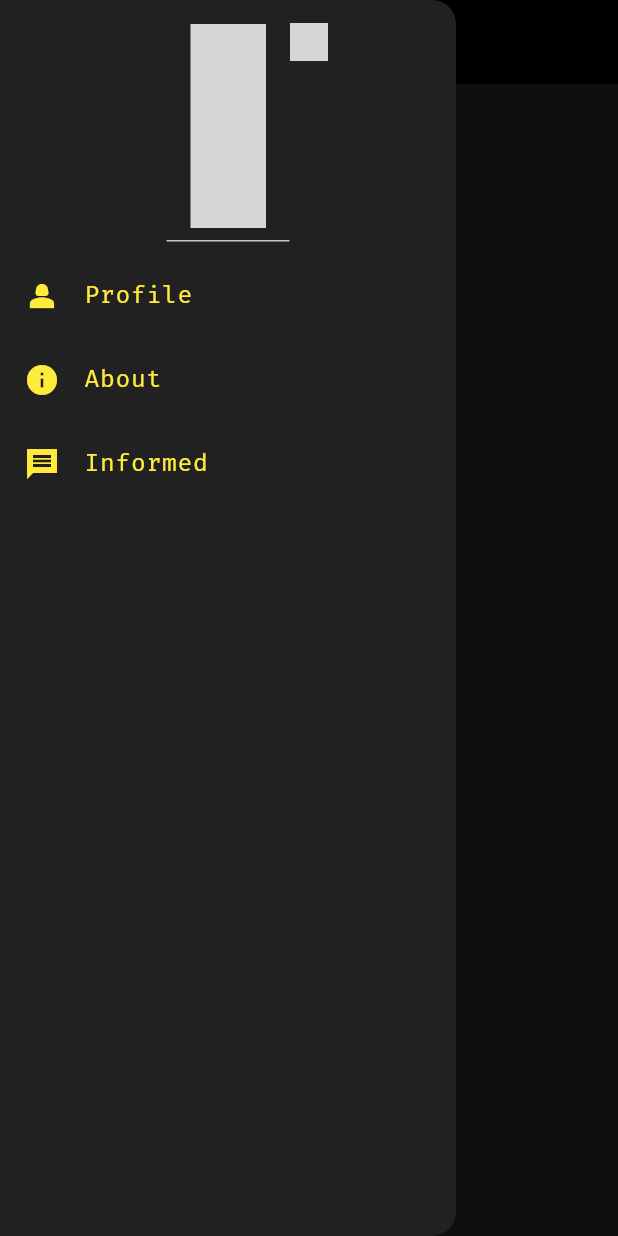
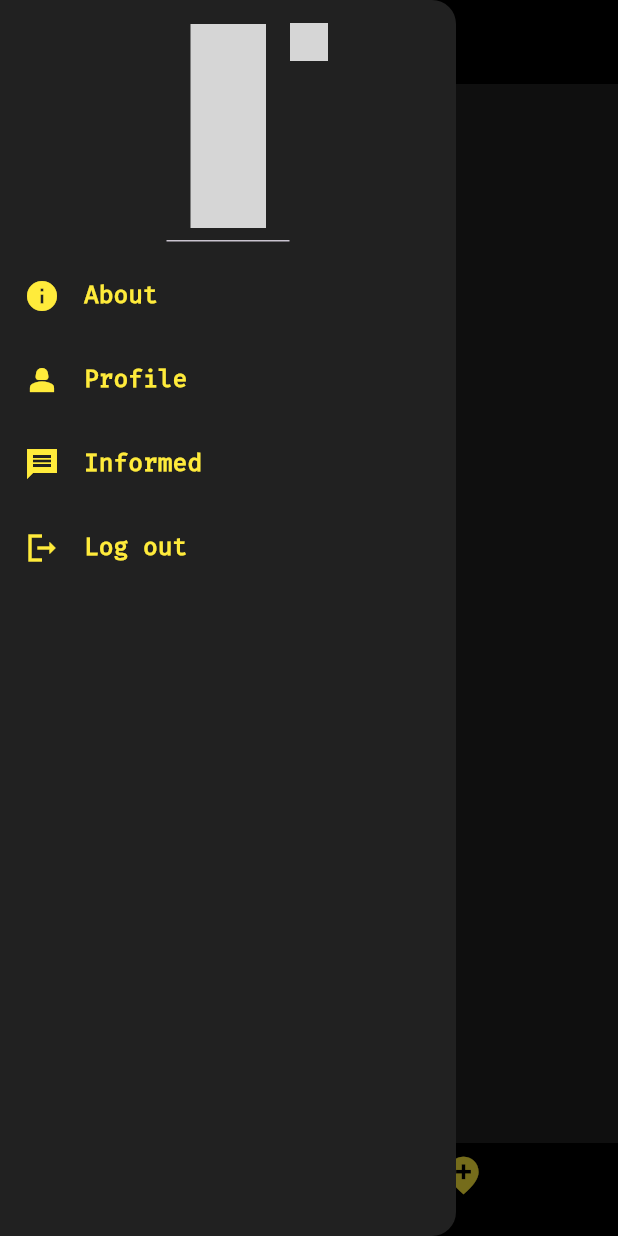
Before and after one commit to themohitnair/nikata-app, a Flutter app: the screen it shows after launch, with the side drawer open, on a phone screen of 412 x 824 dp. Run offline on Flutter 3.47's test engine with Material 3 defaults, Android fonts, the phone set to English and light mode, and no system bars; our stand-ins replace flutter_svg; grey boxes are pictures that could not be loaded.

Commit message:
Added boilerplate code for all pages

```diff
--- a/nikata/lib/main.dart
+++ b/nikata/lib/main.dart
@@ -1,31 +1,84 @@
 import 'package:flutter/material.dart';
 import 'package:flutter_svg/flutter_svg.dart';
+import 'package:nikata/pages/about_page.dart';
+import 'package:nikata/pages/add_new_geofence_page.dart';
+import 'package:nikata/pages/essentials.dart';
+import 'package:nikata/pages/geofences_page.dart';
+import 'package:nikata/pages/informed_page.dart';
+import 'package:nikata/pages/logout_page.dart';
+import 'package:nikata/pages/profile_page.dart';
 
 void main() {
   runApp(MyApp());
 }
 
-class MyApp extends StatelessWidget {
+class MyApp extends StatefulWidget {
+
   MyApp({super.key});
+
+  @override
+  State<MyApp> createState() => _MyAppState();
+}
+
+class _MyAppState extends State<MyApp> {
+  final GlobalKey<ScaffoldState> _scaffoldKey = GlobalKey<ScaffoldState>();
+
+  void _navigateTo(Widget page) {
+    Navigator.push(
+      _scaffoldKey.currentContext!,
+      MaterialPageRoute(builder: (context) => page)
+    );
+  }
+
+  ListTile DrawerListTile(IconData icon, String title, Function() onTap, Color color) {
+    return ListTile(
+      leading: Icon(
+        icon,
+        color: color
+      ),
+      title: Text(
+        title,
+        style: TextStyle(
+          color: color,
+          fontFamily: 'FiraCode',
+          letterSpacing: 0,
+          fontWeight: FontWeight.bold
+        )
+      ),
+      onTap: onTap,
+    );
+  }
+
+  int _selectedIndex = 0;
+
+  final List _pages = [
+    GeofencesPage() ,
+    AddNewGeofenceForm()
+  ];
+
+  void _navigateBottomBar(int index) {
+    setState(() {
+      _selectedIndex = index;
+    });
+  }
 
   @override
   Widget build(BuildContext context) {
     return MaterialApp(
       debugShowCheckedModeBanner: false,
+      routes: {
+        '/about': (context) => AboutPage(),
+        '/profile': (context) => ProfilePage(),
+        '/informed': (context) => InformedPage(),
+        '/logout': (context) => LogoutPage(),
+      },
       home: Scaffold(
+        key: _scaffoldKey,
         backgroundColor: Colors.grey[900],
-        appBar: AppBar(
-          iconTheme: IconThemeData(
-            color: Colors.yellow
-          ),
-          elevation: 0,
-          centerTitle: true,
-          backgroundColor: Colors.black,
-          title: SvgPicture.asset(
-            'assets/images/logo.svg',
-            fit: BoxFit.contain,
-            height: 25,
-          )
+
+        appBar: mainPageAppBar(
+          color: Colors.yellow,
+          imageheight: 25,
         ),
         drawer: Drawer(
           backgroundColor: Colors.grey[900],
@@ -39,53 +92,51 @@ class MyApp extends StatelessWidget {
                 ),
               ),
 
-              ListTile(
-                leading: Icon(
-                  Icons.person_2_sharp,
-                  color: Colors.yellow
-                ),
-                title: Text(
-                  "Profile",
-                  style: TextStyle(
-                    color: Colors.yellow,
-                    fontFamily: 'FiraCode'
-                  )
-                )
-              ),
-
-              ListTile(
-                leading: Icon(
-                  Icons.info_sharp,
-                  color: Colors.yellow
-                ),
-                title: Text(
-                  "About",
-                  style: TextStyle(
-                    color: Colors.yellow,
-                    fontFamily: 'FiraCode'
-                  )
-                )
-              ),
-
-              ListTile(
-                leading: Icon(
-                  Icons.message_sharp,
-                  color: Colors.yellow
-                ),
-                title: Text(
-                  "Informed",
-                  style: TextStyle(
-                    color: Colors.yellow,
-                    fontFamily: 'FiraCode'
-                  )
-                )
-              )
-
+              DrawerListTile(Icons.info_sharp, 'About', () => _navigateTo(AboutPage()), Colors.yellow),
+              DrawerListTile(Icons.person_2_sharp, 'Profile', () => _navigateTo(ProfilePage()), Colors.yellow),
+              DrawerListTile(Icons.message_sharp, 'Informed', () => _navigateTo(InformedPage()), Colors.yellow),
+              DrawerListTile(Icons.logout_sharp, 'Log out', () => _navigateTo(LogoutPage()), Colors.yellow),
 
 
             ],
           )
         ),
+        bottomNavigationBar: BottomNavigationBar(
+          currentIndex: _selectedIndex,
+          onTap: _navigateBottomBar,
+          backgroundColor: Colors.black,
+          showSelectedLabels: true,
+          iconSize: 30,
+          fixedColor: Colors.yellow,
+          type: BottomNavigationBarType.fixed,
+          selectedLabelStyle: const TextStyle(
+            color: Colors.yellow,
+            fontWeight: FontWeight.bold,
+            fontSize: 13
+          ),
+          unselectedLabelStyle: const TextStyle(
+            color: Colors.yellow,
+            fontWeight: FontWeight.normal,
+            fontSize: 11
+          ),
+          items: [
+            BottomNavigationBarItem(
+              icon: Icon(
+                Icons.explore_sharp,
+                color: Colors.yellow
+              ),
+              label: 'Your Geofences'
+            ),
+            BottomNavigationBarItem(
+              icon: Icon(
+                Icons.add_location_sharp,
+                color: Colors.yellow
+              ),
+              label: 'Add Geofence'
+            )
+          ],
+        ),
+        body: _pages[_selectedIndex]
       ),
     );
   }
--- /dev/null
+++ b/nikata/lib/pages/essentials.dart
@@ -0,0 +1,103 @@
+import 'package:flutter/material.dart';
+import 'package:flutter_svg/flutter_svg.dart';
+
+class sidePageAppBar extends StatelessWidget implements PreferredSizeWidget {
+  final String title;
+  sidePageAppBar({super.key, required this.title});
+
+  @override
+  Size get preferredSize => Size.fromHeight(kToolbarHeight);
+
+  @override
+  Widget build(BuildContext context) {
+    return AppBar(
+      iconTheme: IconThemeData(
+        color: Colors.yellow
+      ),
+      elevation: 0,
+      centerTitle: true,
+      backgroundColor: Colors.black,
+      title: Text(
+        title,
+        style: TextStyle(
+          fontFamily: 'FiraCode',
+          color: Colors.yellow,
+          letterSpacing: -2
+        )
+      )
+    );
+  }
+}
+
+class mainPageAppBar extends StatelessWidget implements PreferredSizeWidget {
+  final Color color;
+  final double imageheight;
+  mainPageAppBar({super.key, required this.color, required this.imageheight});
+
+  @override
+  Size get preferredSize => Size.fromHeight(kToolbarHeight);
+
+  @override
+  Widget build(BuildContext context) {
+    return AppBar(
+      iconTheme: IconThemeData(
+        color: color
+      ),
+      elevation: 0,
+      centerTitle: true,
+      backgroundColor: Colors.black,
+      title: SvgPicture.asset(
+        'assets/images/logo.svg',
+        fit: BoxFit.contain,
+        height: imageheight,
+      )
+    );
+  }
+}
+
+ListTile DrawerListTile(IconData icon, String title, Function() onTap, Color color) {
+    return ListTile(
+      leading: Icon(
+        icon,
+        color: color
+      ),
+      title: Text(
+        title,
+        style: TextStyle(
+          color: color,
+          fontFamily: 'FiraCode',
+          letterSpacing: 0,
+          fontWeight: FontWeight.bold
+        )
+      ),
+      onTap: onTap,
+    );
+  }
+
+class NewGeofenceForm extends StatelessWidget {
+  const NewGeofenceForm({super.key});
+
+  @override
+  Widget build(BuildContext context) {
+    return Scaffold(
+      backgroundColor: Colors.black.withOpacity(0.3),
+      body: Column(
+        mainAxisAlignment: MainAxisAlignment.center,
+        children: [
+          Padding(
+            padding: const EdgeInsets.symmetric(horizontal: 50, vertical: 0),
+            child: Container(
+              height: 175,
+              decoration: BoxDecoration(
+                color: Colors.grey[700],
+                borderRadius: BorderRadius.circular(20)
+              ),
+
+            ),
+          ),
+        ],
+      )
+
+    );
+  }
+}
--- /dev/null
+++ b/nikata/lib/pages/geofences_page.dart
@@ -0,0 +1,12 @@
+import 'package:flutter/material.dart';
+
+class GeofencesPage extends StatelessWidget {
+  const GeofencesPage({super.key});
+
+  @override
+  Widget build(BuildContext context) {
+    return Scaffold(
+      backgroundColor: Colors.grey[900],
+    );
+  }
+}
--- a/nikata/pubspec.yaml
+++ b/nikata/pubspec.yaml
@@ -1,5 +1,5 @@
-name: namer_app
-description: A new Flutter project.
+name: nikata
+description: A Geofence-triggered notification app
 
 publish_to: 'none' # Remove this line if you wish to publish to pub.dev
 
```
Also changed, not shown: nikata/lib/pages/about_page.dart (added, +16 -0 lines), nikata/lib/pages/add_new_geofence_page.dart (added, +12 -0 lines), nikata/lib/pages/informed_page.dart (added, +16 -0 lines), nikata/lib/pages/logout_page.dart (added, +12 -0 lines), nikata/lib/pages/profile_page.dart (added, +16 -0 lines).
